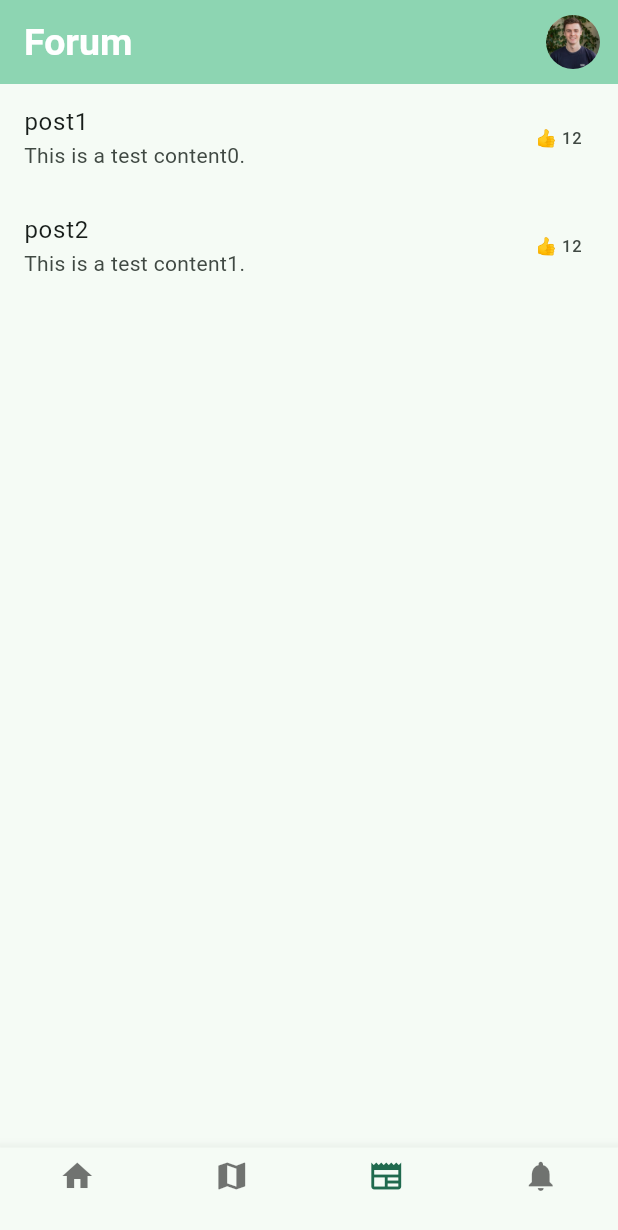
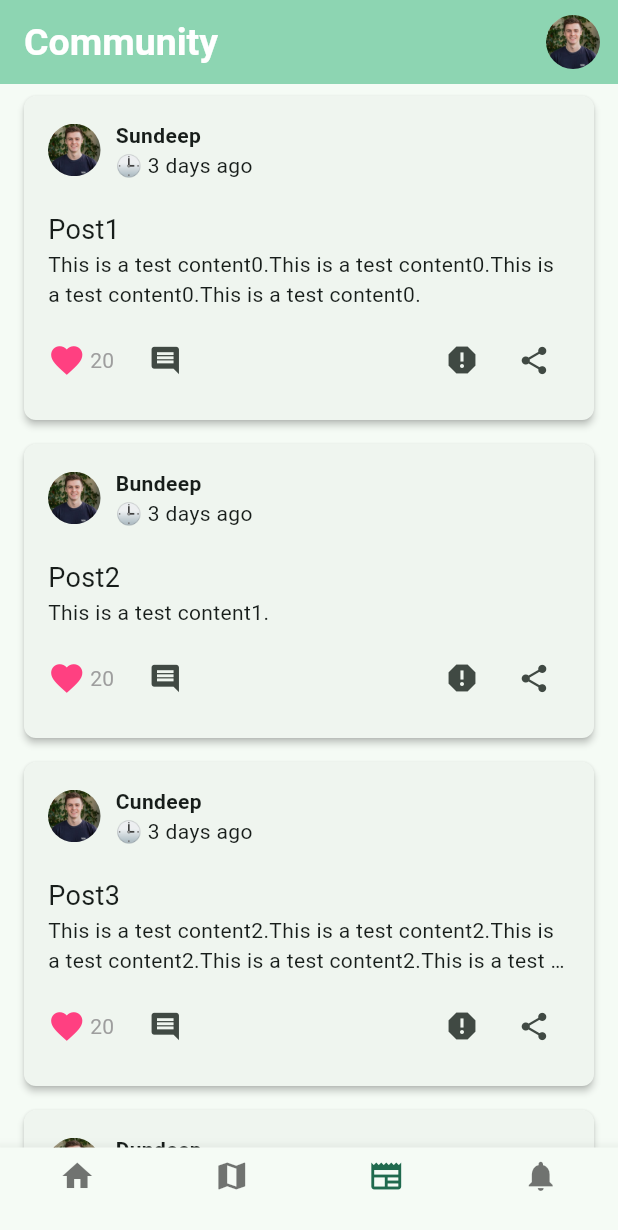
Before and after one commit to saiefadnan/Neighborly, a Flutter app: the screen it shows after launch, swiped to page 3, on a phone screen of 412 x 824 dp. Shown: the top 1230 px of the screen. Run offline on Flutter 3.47's test engine with Material 3 defaults, Android fonts, the phone set to English and light mode, and no system bars; drawn by our look-alikes of like_button; our stand-ins replace flutter_riverpod, share_plus, timeago.

Commit message:
Post cards creation with dummy data-1.0

```diff
--- a/frontend/lib/appShell.dart
+++ b/frontend/lib/appShell.dart
@@ -15,7 +15,12 @@ class AppShell extends StatefulWidget {
 class _AppShellState extends State<AppShell> {
   final PageController _pageController = PageController();
   int _currentIndex = 0;
-  List<String> appBarHeadings = ['Neighborly', 'Map', 'Forum', 'Notifications'];
+  List<String> appBarHeadings = [
+    'Neighborly',
+    'Map',
+    'Community',
+    'Notifications',
+  ];
   String appBarTitle = 'Neighborly';
   final _items = [
     BottomNavigationBarItem(icon: Icon(Icons.home), label: ''),
--- /dev/null
+++ b/frontend/lib/components/postCard.dart
@@ -0,0 +1,106 @@
+import 'package:flutter/material.dart';
+import 'package:like_button/like_button.dart';
+import 'package:share_plus/share_plus.dart';
+import 'package:timeago/timeago.dart' as timeago;
+
+class PostCard extends StatefulWidget {
+  final dynamic post;
+  const PostCard({super.key, required this.post});
+  @override
+  State<PostCard> createState() => _PostCardState();
+}
+
+class _PostCardState extends State<PostCard> {
+  Future<bool> OnTap(bool isLiked) async {
+    return !isLiked;
+  }
+
+  @override
+  Widget build(BuildContext context) {
+    return Card(
+      margin: EdgeInsets.symmetric(vertical: 8.0, horizontal: 16.0),
+      elevation: 2,
+      shape: RoundedRectangleBorder(borderRadius: BorderRadius.circular(8.0)),
+      child: Padding(
+        padding: EdgeInsets.all(16.0),
+        child: Column(
+          crossAxisAlignment: CrossAxisAlignment.start,
+          children: [
+            Row(
+              crossAxisAlignment: CrossAxisAlignment.center,
+              children: [
+                ClipOval(
+                  child: Image.asset(
+                    'assets/images/dummy.png',
+                    width: 35,
+                    height: 35,
+                    fit: BoxFit.cover,
+                  ),
+                ),
+                SizedBox(width: 10),
+                Column(
+                  crossAxisAlignment: CrossAxisAlignment.start,
+                  children: [
+                    Text(
+                      widget.post['author'],
+                      style: TextStyle(fontWeight: FontWeight.bold),
+                    ),
+                    Text(
+                      '🕒 ${timeago.format(DateTime.parse(widget.post['timestamp']))}',
+                    ),
+                  ],
+                ),
+              ],
+            ),
+            SizedBox(height: 20),
+            Text('${widget.post['title']}', style: TextStyle(fontSize: 18)),
+            Text(
+              widget.post['content'],
+              maxLines: 2,
+              overflow: TextOverflow.ellipsis,
+            ),
+            SizedBox(height: 10),
+            Row(
+              mainAxisAlignment: MainAxisAlignment.spaceBetween,
+              crossAxisAlignment: CrossAxisAlignment.center,
+              children: [
+                Row(
+                  children: [
+                    LikeButton(
+                      isLiked: true,
+                      likeCount: 20,
+                      countPostion: CountPostion.right,
+                      size: 25,
+                      onTap: OnTap,
+                    ),
+                    SizedBox(width: 10),
+                    IconButton(
+                      icon: Icon(Icons.comment),
+                      iconSize: 22,
+                      onPressed: () {
+                        // Navigate to comments page or show comments dialog
+                      },
+                    ),
+                  ],
+                ),
+                Row(
+                  children: [
+                    IconButton(onPressed: () {}, icon: Icon(Icons.report)),
+                    IconButton(
+                      icon: Icon(Icons.share),
+                      iconSize: 22,
+                      onPressed:
+                          () => Share.share(
+                            "Check this out: ${widget.post['title']}\n\n${widget.post['link']}",
+                          ),
+                    ),
+                  ],
+                ),
+              ],
+            ),
+          ],
+        ),
+      ),
+    );
+  }
+}
--- /dev/null
+++ b/frontend/lib/functions/fetchData.dart
@@ -0,0 +1,9 @@
+import 'package:flutter/services.dart';
+import 'package:flutter_riverpod/flutter_riverpod.dart';
+import 'dart:convert';
+
+final fetchData = FutureProvider<List<dynamic>>((ref) async {
+  final response = await rootBundle.loadString('assets/data/post.json');
+  final data = jsonDecode(response);
+  return data['posts'];
+});
--- a/frontend/lib/pages/forum.dart
+++ b/frontend/lib/pages/forum.dart
@@ -1,49 +1,79 @@
-import 'dart:convert';
+import 'package:flutter/material.dart';
+import 'package:flutter_riverpod/flutter_riverpod.dart';
+import 'package:frontend/components/postCard.dart';
+import 'package:frontend/functions/fetchData.dart';
 
-import 'package:flutter/material.dart';
-import 'package:flutter/services.dart';
-
-class ForumPage extends StatefulWidget {
+class ForumPage extends ConsumerWidget {
   const ForumPage({super.key, required this.title});
   final String title;
 
   @override
-  State<ForumPage> createState() => _ForumPageState();
-}
-
-class _ForumPageState extends State<ForumPage> {
-  Future<List<dynamic>> fetchData() async {
-    final String response = await rootBundle.loadString(
-      'assets/data/post.json',
-    );
-    final Map<String, dynamic> data = jsonDecode(response);
-    return data['posts'];
-  }
-
-  @override
-  Widget build(BuildContext context) {
-    return FutureBuilder(
-      future: fetchData(),
-      builder: (context, snapshot) {
-        if (snapshot.connectionState == ConnectionState.waiting) {
-          return CircularProgressIndicator();
-        } else if (!snapshot.hasData) {
-          return Center(child: Text('No posts found'));
-        }
-
-        final posts = snapshot.data!;
-        return ListView.builder(
-          itemCount: posts.length,
-          itemBuilder: (context, index) {
-            final post = posts[index];
-            return ListTile(
-              title: Text(post['title']),
-              subtitle: Text(post['content']),
-              trailing: Text('👍 ${post['upvotes']}'),
-            );
-          },
-        );
-      },
+  Widget build(BuildContext context, WidgetRef ref) {
+    final asyncPosts = ref.watch(fetchData);
+    return asyncPosts.when(
+      data:(posts) => ListView.builder(
+            itemCount: posts.length,
+            itemBuilder: (_, i) => PostCard(post: posts[i]),
+          ),
+      error: (e, _) => Center(child: Text('Error: $e')),
+      loading: ()=> const Center(child: CircularProgressIndicator()),
     );
   }
 }
+
+
+
+// FutureBuilder(
+//       future: fetchData(),
+//       builder: (context, snapshot) {
+//         if (snapshot.connectionState == ConnectionState.waiting) {
+//           return CircularProgressIndicator();
+//         } else if (!snapshot.hasData) {
+//           return Center(child: Text('No posts found'));
+//         }
+
+    //     final posts = snapshot.data!;
+    //     return ListView.builder(
+    //       itemCount: posts.length,
+    //       itemBuilder: (context, index) {
+    //         //     final post = posts[index];
+    //         //     return Padding(
+    //         //       padding: EdgeInsets.symmetric(vertical: 20.0, horizontal: 16.0),
+    //         //       child: Column(
+    //         //         children: [
+    //         //           Column(
+    //         //             crossAxisAlignment: CrossAxisAlignment.start,
+    //         //             children: [
+    //         //               Text(
+    //         //                 post['title'],
+    //         //                 style: TextStyle(fontWeight: FontWeight.bold),
+    //         //               ),
+    //         //               SizedBox(height: 8.0),
+    //         //               Row(
+    //         //                 crossAxisAlignment: CrossAxisAlignment.center,
+    //         //                 children: [
+    //         //                   Text(
+    //         //                     post['content'],
+    //         //                     maxLines: 2,
+    //         //                     overflow: TextOverflow.ellipsis,
+    //         //                   ),
+    //         //                   SizedBox(width: 8.0),
+    //         //                   ClipOval(
+    //         //                     child: Image.asset(
+    //         //                       'assets/images/dummy.png',
+    //         //                       height: 40,
+    //         //                       width: 40,
+    //         //                     ),
+    //         //                   ),
+    //         //                 ],
+    //         //               ),
+    //         //             ],
+    //         //           ),
+    //         //           Divider(height: 1, thickness: 0.5, indent: 0, endIndent: 0),
+    //         //         ],
+    //         //       ),
+    //         //     );
+    //       },
+    //     );
+    //   },
+    // );
--- a/frontend/pubspec.yaml
+++ b/frontend/pubspec.yaml
@@ -51,6 +51,9 @@ dependencies:
   # ❤️ Upvote / Like Animation
   like_button: ^2.0.5
 
+  timeago: ^3.3.0
+
+  share_plus: ^7.2.1
 
   # The following adds the Cupertino Icons font to your application.
   # Use with the CupertinoIcons class for iOS style icons.
```
Also changed, not shown: frontend/assets/data/post.json (+65 -3 lines), frontend/lib/main.dart (+2 -6 lines), frontend/pubspec.lock, 3 other files.
